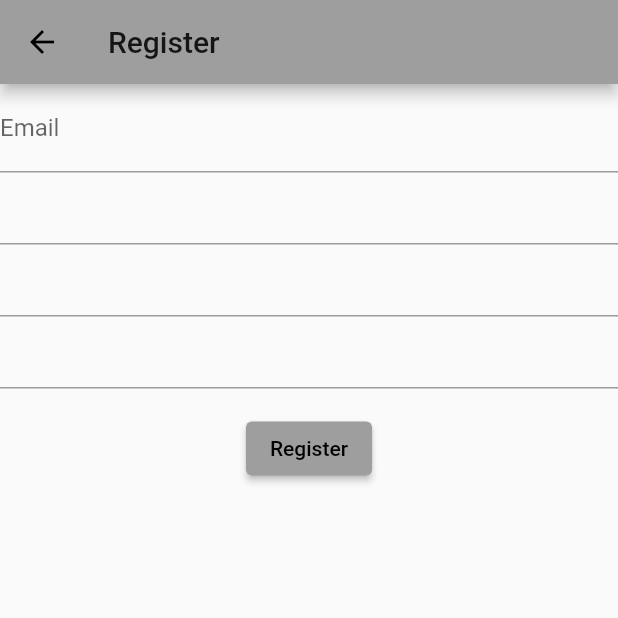
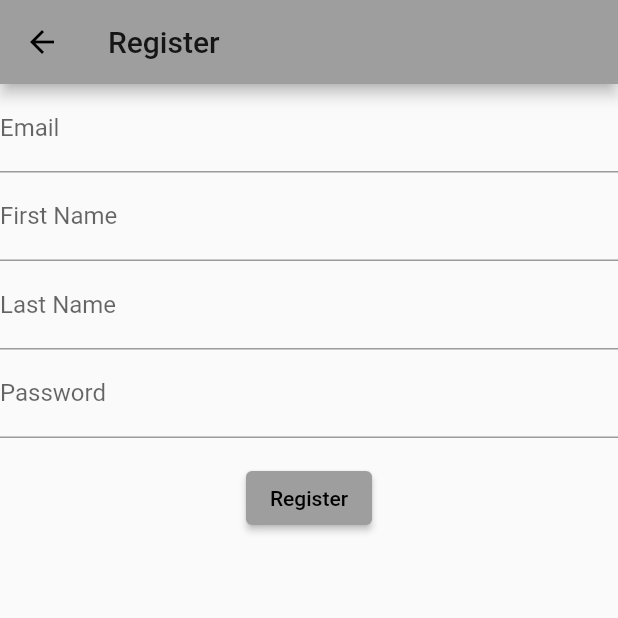
Before and after one commit to MichaelSedlack/myuseum, a Flutter app: the RegisterRoute screen opened directly, on a phone screen of 412 x 824 dp, the top half of it. Run offline on Flutter 3.47's test engine with Material 2 defaults, Android fonts, the phone set to English and light mode, and no system bars.

Commit message:
Moved Register to a separate class and updated main page to not be a duplicate of register

```diff
--- /dev/null
+++ b/lib/register.dart
@@ -0,0 +1,95 @@
+import 'package:flutter/material.dart';
+import 'package:myuseum/Utils/getAPI.dart';
+String urlBase = "https://cop-4331-large-project.herokuapp.com";
+
+class RegisterRoute extends StatefulWidget {
+  @override
+  _RegisterRouteState createState() => _RegisterRouteState();
+}
+
+class _RegisterRouteState extends State<RegisterRoute> {
+  @override
+
+  //Values used throughout the state
+  String _email = "";
+  String _firstName = "";
+  String _lastName = "";
+  String _password = "";
+  String _output = "";
+
+  Widget build(BuildContext context) {
+    return Scaffold(
+        appBar: AppBar(
+          title: Text('Register'),
+        ),
+        body: Center(
+          child: Column(
+            children: [
+              TextField(
+                  textAlign: TextAlign.center,
+                  decoration: InputDecoration(labelText: 'Email',),
+                  onChanged: (text) {
+                    _email = text;
+                  }
+              ),
+              TextField(
+                  textAlign: TextAlign.center,
+                  decoration: InputDecoration(labelText: 'First Name',),
+                  onChanged: (text) {
+                    _firstName = text;
+                  }
+              ),
+              TextField(
+                  textAlign: TextAlign.center,
+                  decoration: InputDecoration(labelText: 'Last Name',),
+                  onChanged: (text) {
+                    _lastName = text;
+                  }
+              ),
+              TextField(
+                  obscureText: true,
+                  textAlign: TextAlign.center,
+                  decoration: InputDecoration(labelText: 'Password',),
+                  onChanged: (text) {
+                    _password = text;
+                  }
+              ),
+              Text(
+                  '$_output'
+              ),
+              ElevatedButton (
+                onPressed: _register,
+                child: Text('Register'),
+              ),
+            ],
+          ),
+        )
+    );
+    return Container();
+  }
+
+  void _register() {
+    //Updates the text to Regsitering to make sure there is some kind of feedback
+    setState(() {
+      _output = "Registering...";
+    });
+    //converts th email, firstname, etc. into JSON format
+    String content = '{"email": "' + _email + '","firstName": "' +
+        _firstName + '","lastName": "' + _lastName + '","password": "' +
+        _password + '"}';
+    //Updates the url to direct to the register function
+    String registerURL = urlBase + "/users/register";
+    //posts the request and updates the outpuut to read whether or not it was successful
+    Register.sendRegister(registerURL, content).then((value) {
+      setState(() {
+        if(value.compareTo("200") == 0)
+          _output = "Account Created";
+        else if(value.compareTo("409") == 0)
+          _output = "Account already exists";
+        else
+          _output = "Error " + value;
+      });
+    });
+  }
+
+}
```
Also changed, not shown: lib/main.dart (+5 -136 lines).
